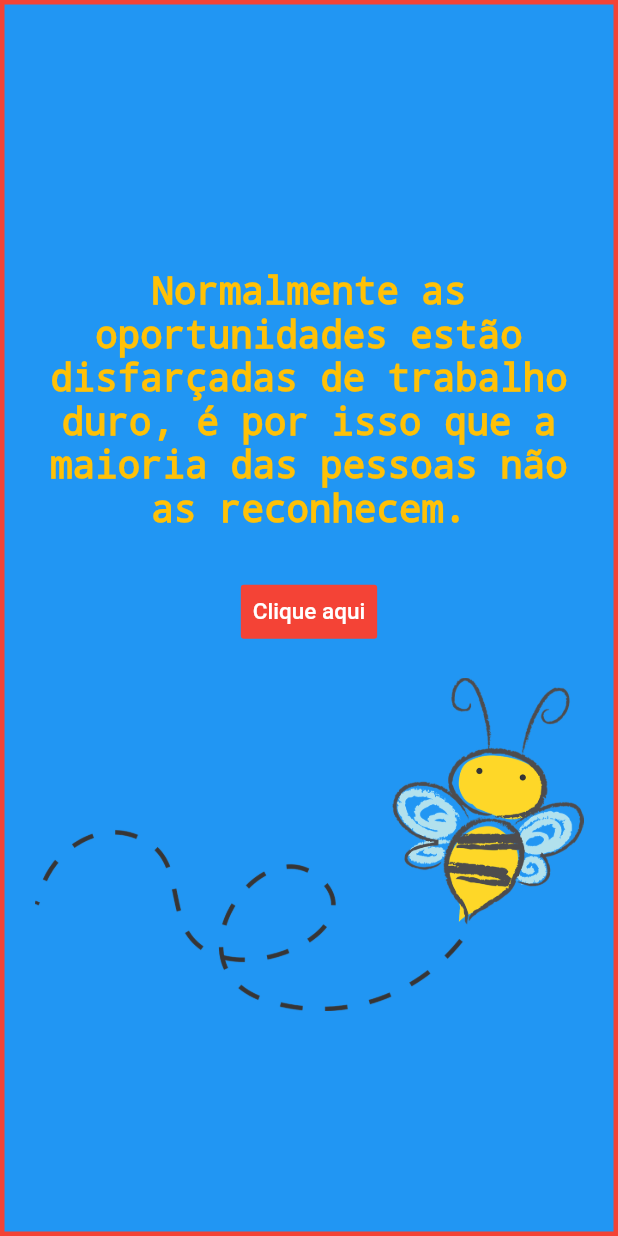
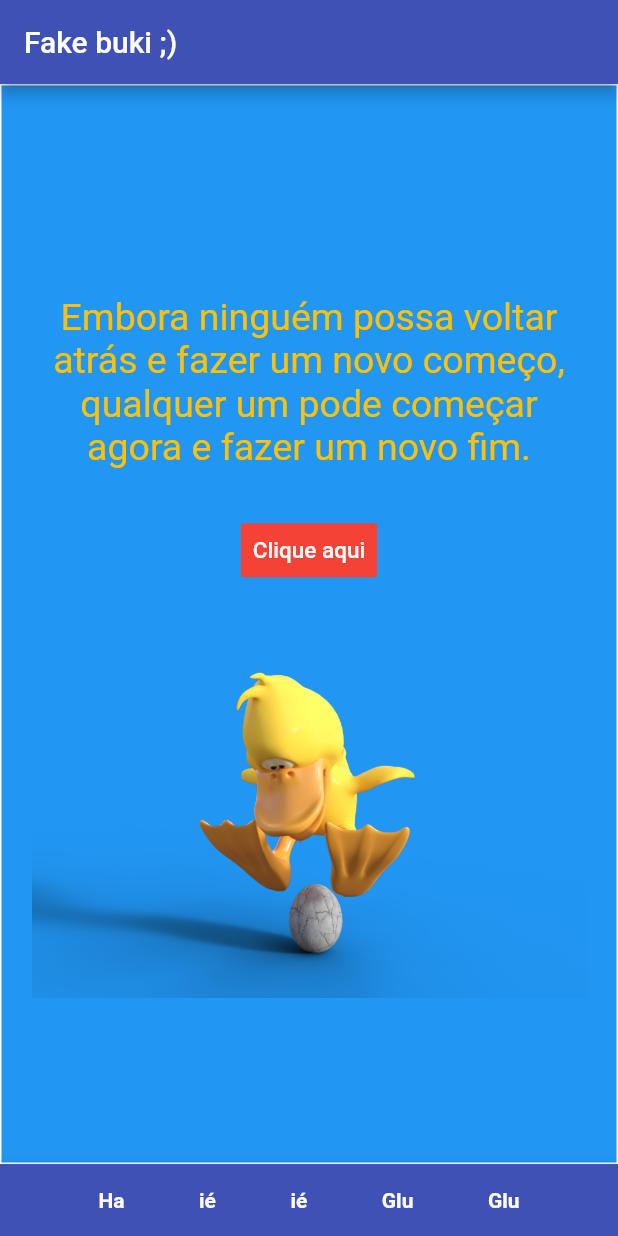
Before and after one commit to tiagoncardoso/iniciando_flutter, a Flutter app: the screen it shows after launch, after a tap on "Clique aqui", on a phone screen of 412 x 824 dp. Run offline on Flutter 3.47's test engine with Material 2 defaults, Android fonts, the phone set to English and light mode, and no system bars.

Commit message:
Versão legalzinha

```diff
--- a/lib/main.dart
+++ b/lib/main.dart
@@ -3,13 +3,45 @@ import 'package:flutter/material.dart';
 void main() {
   runApp(MaterialApp(
     debugShowCheckedModeBanner: false,
-    title: 'Frase do dia',
-    home: Container(
+    home: HomeStateful()
+  ));
+}
+
+class HomeStateful extends StatefulWidget {
+  @override
+  _HomeStatefulState createState() => _HomeStatefulState();
+}
+
+class _HomeStatefulState extends State<HomeStateful> {
+  var _tit = 'Fake buki';
+  var _titulo = '';
+  List<String> _desenho = [
+    'images/bêia.png',
+    'images/patin.png'
+  ];
+  List<String> _frase = [
+    'Normalmente as oportunidades estão disfarçadas de trabalho duro, é por isso que a maioria das pessoas não as reconhecem.',
+    'Embora ninguém possa voltar atrás e fazer um novo começo, qualquer um pode começar agora e fazer um novo fim.'
+  ];
+  var _idx = 0;
+
+  @override
+  Widget build(BuildContext context) {
+    if (_idx == 0) {
+      _titulo = _tit + ' :)';
+    }
+
+    return Scaffold(
+      appBar: AppBar(
+        title: Text(_titulo),
+        backgroundColor: Colors.indigo,
+      ),
+      body: Container(
           padding: EdgeInsets.fromLTRB(20, 40, 20, 10),
           decoration: BoxDecoration(
               border:Border.all(
-            width: 3,
-            color: Colors.red
+                  width: 1,
+                  color: Colors.white
               ),
               color: Colors.blue
           ),
@@ -20,7 +52,7 @@ void main() {
                 padding: EdgeInsets.only(bottom: 30),
                 child: (
                     Text(
-                  'Normalmente as oportunidades estão disfarçadas de trabalho duro, é por isso que a maioria das pessoas não as reconhecem.',
+                      _frase[_idx],
                       style: TextStyle(
                           fontSize: 25,
                           color: Colors.amber,
@@ -43,18 +75,74 @@ void main() {
                   ),
                 ),
                 onPressed: () {
-              /**/
+                  setState(() {
+                    _titulo += ' :)';
+
+                    if (_idx == 0) {
+                      _idx = 1;
+                      _titulo = _tit + ' ;)';
+                    } else {
+                      _idx = 0;
+                    }
+                  });
                 },
               ),
               Padding(
                 padding: EdgeInsets.only(top: 20),
                 child: Image.asset(
-              'images/bêia.png',
+                  _desenho[_idx],
                   fit: BoxFit.fill,
                 ),
               )
             ],
           )
-    )
-  ));
+      ),
+      bottomNavigationBar: BottomAppBar(
+        color: Colors.indigo,
+        child: Padding(
+          padding: EdgeInsets.all(16),
+          child: Row(
+            mainAxisAlignment: MainAxisAlignment.spaceEvenly,
+            children: <Widget>[
+              Text(
+                'Ha',
+                style: TextStyle(
+                    color: Colors.white,
+                    fontWeight: FontWeight.bold
+                ),
+              ),
+              Text(
+                'ié',
+                style: TextStyle(
+                    color: Colors.white,
+                    fontWeight: FontWeight.bold
+                ),
+              ),
+              Text(
+                'ié',
+                style: TextStyle(
+                    color: Colors.white,
+                    fontWeight: FontWeight.bold
+                ),
+              ),
+              Text(
+                'Glu',
+                style: TextStyle(
+                    color: Colors.white,
+                    fontWeight: FontWeight.bold
+                ),
+              ),
+              Text(
+                'Glu',
+                style: TextStyle(
+                    color: Colors.white,
+                    fontWeight: FontWeight.bold
+                ),
+              ),
+            ],
+          ),
+        ),
+      ),
+    );
   }
+}
--- a/pubspec.yaml
+++ b/pubspec.yaml
@@ -47,6 +47,7 @@ flutter:
   assets:
     - images/bêia.png
     - images/fugheti.jpg
+    - images/patin.png
 
   # An image asset can refer to one or more resolution-specific "variants", see
   # https://flutter.dev/assets-and-images/#resolution-aware.
```
Also changed, not shown: images/patin.png (added). Lines whose indentation alone changed are shown as unchanged.
